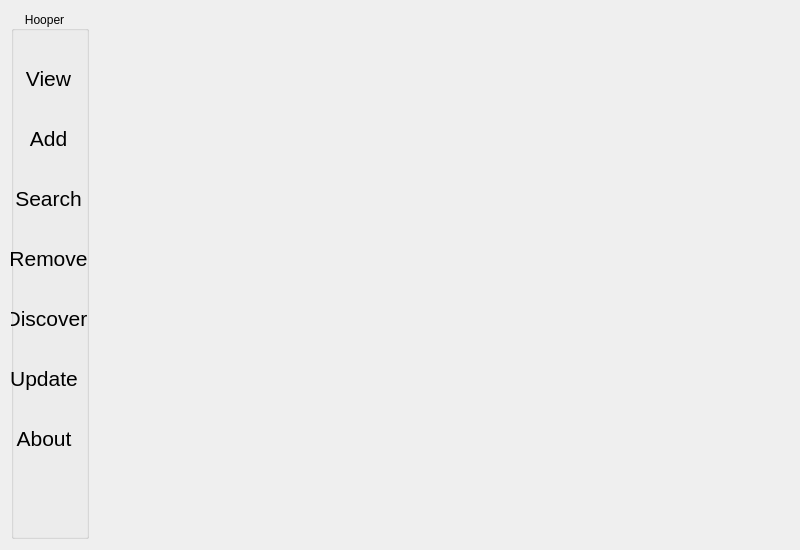
Before: the Qt Designer form hoopergui/mainwindow.ui in VLN1-15-30/fall-project, drawn with Qt 5.
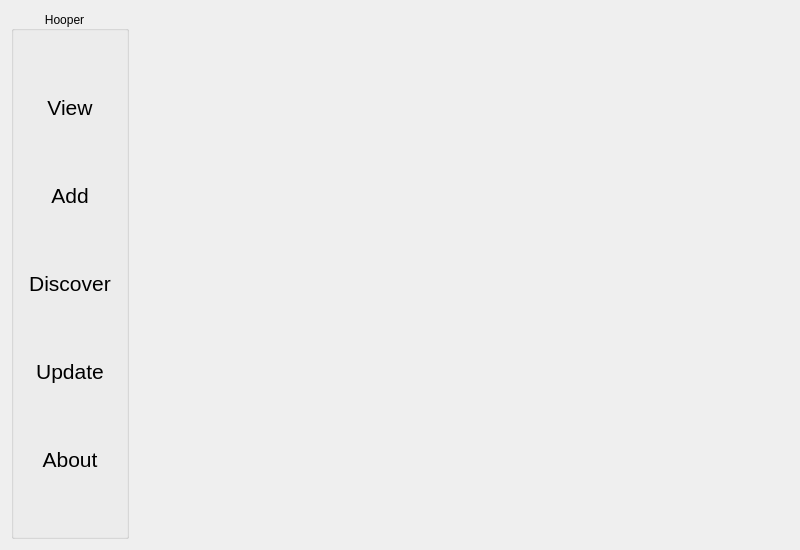
After: the same form once the commit is applied.

```diff
--- a/hoopergui/mainwindow.ui
+++ b/hoopergui/mainwindow.ui
@@ -38,15 +38,9 @@
       <property name="flat">
        <bool>false</bool>
       </property>
+      <layout class="QVBoxLayout" name="verticalLayout">
+       <item>
       <widget class="QPushButton" name="button_view_database">
-       <property name="geometry">
-        <rect>
-         <x>-8</x>
-         <y>50</y>
-         <width>91</width>
-         <height>35</height>
-        </rect>
-       </property>
        <property name="font">
         <font>
          <pointsize>16</pointsize>
@@ -59,36 +53,9 @@
         <bool>true</bool>
        </property>
       </widget>
-      <widget class="QPushButton" name="button_search_database">
-       <property name="geometry">
-        <rect>
-         <x>-8</x>
-         <y>170</y>
-         <width>91</width>
-         <height>35</height>
-        </rect>
-       </property>
-       <property name="font">
-        <font>
-         <pointsize>16</pointsize>
-        </font>
-       </property>
-       <property name="text">
-        <string>Search</string>
-       </property>
-       <property name="flat">
-        <bool>true</bool>
-       </property>
-      </widget>
+       </item>
+       <item>
       <widget class="QPushButton" name="button_add_database">
-       <property name="geometry">
-        <rect>
-         <x>-8</x>
-         <y>110</y>
-         <width>91</width>
-         <height>35</height>
-        </rect>
-       </property>
        <property name="font">
         <font>
          <pointsize>16</pointsize>
@@ -101,15 +68,9 @@
         <bool>true</bool>
        </property>
       </widget>
+       </item>
+       <item>
       <widget class="QPushButton" name="button_discover">
-       <property name="geometry">
-        <rect>
-         <x>-10</x>
-         <y>290</y>
-         <width>91</width>
-         <height>35</height>
-        </rect>
-       </property>
        <property name="font">
         <font>
          <pointsize>16</pointsize>
@@ -122,15 +83,9 @@
         <bool>true</bool>
        </property>
       </widget>
+       </item>
+       <item>
       <widget class="QPushButton" name="button_update">
-       <property name="geometry">
-        <rect>
-         <x>-10</x>
-         <y>350</y>
-         <width>86</width>
-         <height>35</height>
-        </rect>
-       </property>
        <property name="font">
         <font>
          <pointsize>16</pointsize>
@@ -143,36 +98,9 @@
         <bool>true</bool>
        </property>
       </widget>
-      <widget class="QPushButton" name="button_removefrom_database">
-       <property name="geometry">
-        <rect>
-         <x>-8</x>
-         <y>230</y>
-         <width>91</width>
-         <height>35</height>
-        </rect>
-       </property>
-       <property name="font">
-        <font>
-         <pointsize>16</pointsize>
-        </font>
-       </property>
-       <property name="text">
-        <string>Remove</string>
-       </property>
-       <property name="flat">
-        <bool>true</bool>
-       </property>
-      </widget>
+       </item>
+       <item>
       <widget class="QPushButton" name="button_about">
-       <property name="geometry">
-        <rect>
-         <x>-10</x>
-         <y>410</y>
-         <width>86</width>
-         <height>35</height>
-        </rect>
-       </property>
        <property name="font">
         <font>
          <pointsize>16</pointsize>
@@ -185,6 +113,8 @@
         <bool>true</bool>
        </property>
       </widget>
+       </item>
+      </layout>
      </widget>
     </item>
     <item>
```
Lines whose indentation alone changed are shown as unchanged.
